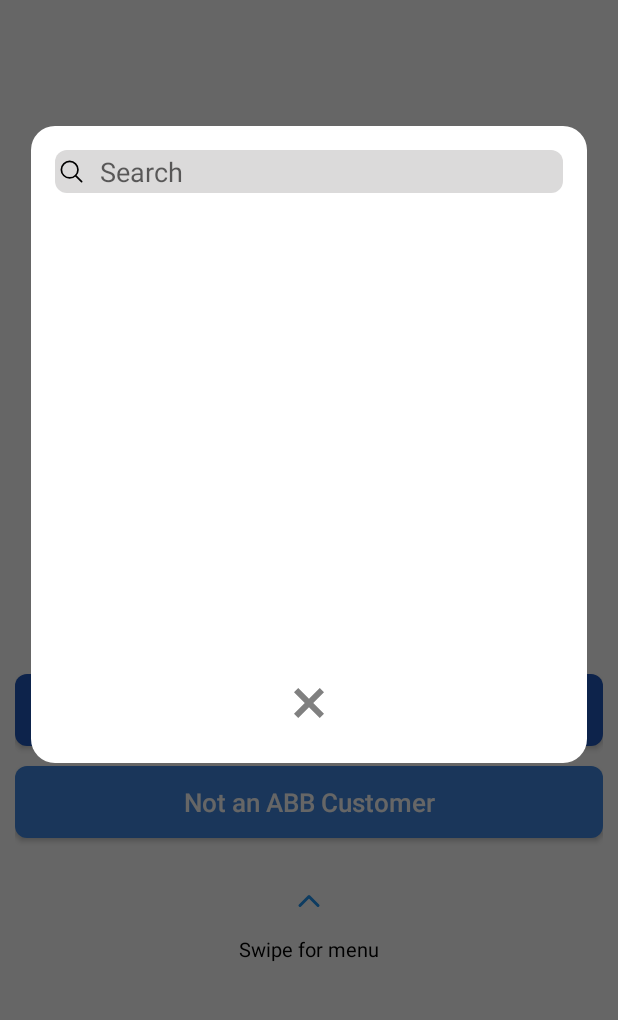
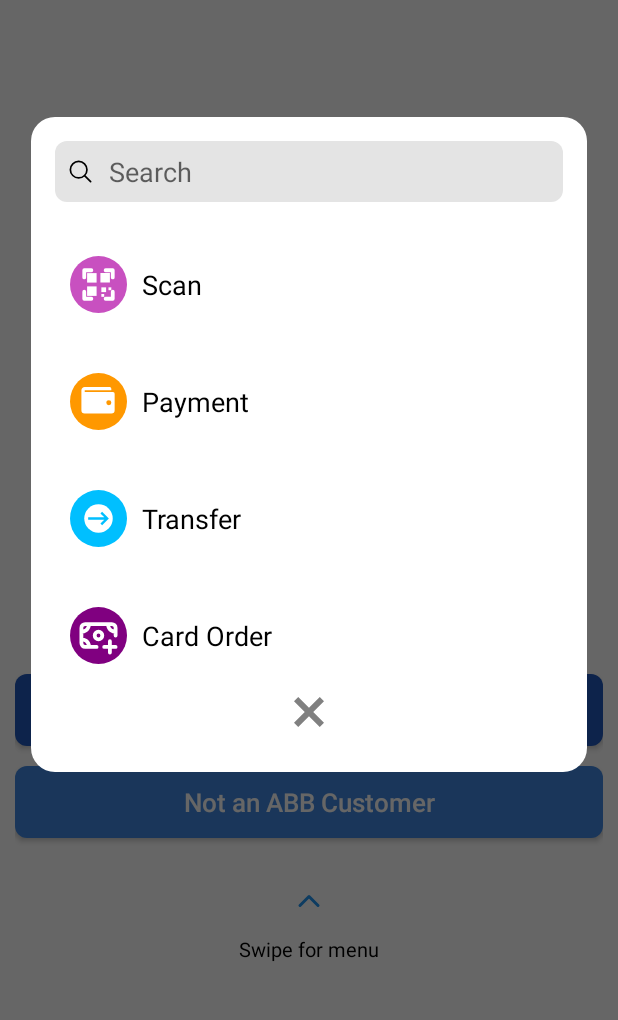
Before and after one commit to nihatmahammadli/Abb_Mobile, an Android app: the fragment FabDialogFragment placed in its activity, on a phone screen of 412 x 824 dp, the part 173-1193 px from its top. Run offline under Robolectric (Android 15) with nearby library versions, the phone set to English and light mode, and no system bars; our stand-ins replace Dagger/Hilt's generated code; Roboto replaces fonts that are not available here.

Commit message:
home bottom sheet fixed

```diff
--- /dev/null
+++ b/app/src/main/java/com/nihatmahammadli/abbmobile/presentation/adapters/FabBtnAdapter.kt
@@ -0,0 +1,33 @@
+package com.nihatmahammadli.abbmobile.presentation.adapters
+
+import android.view.LayoutInflater
+import android.view.ViewGroup
+import android.widget.Adapter
+import androidx.recyclerview.widget.RecyclerView
+import com.nihatmahammadli.abbmobile.databinding.ItemFabRecyclerBinding
+import com.nihatmahammadli.abbmobile.presentation.model.FabBtnRecyclerItems
+
+class FabBtnAdapter(val list: List<FabBtnRecyclerItems>): RecyclerView.Adapter<FabBtnAdapter.ViewHolder>() {
+    override fun onCreateViewHolder(
+        parent: ViewGroup,
+        viewType: Int
+    ): ViewHolder {
+        val binding = ItemFabRecyclerBinding.inflate(LayoutInflater.from(parent.context), parent, false)
+        return ViewHolder(binding)
+    }
+
+    override fun onBindViewHolder(
+        holder: ViewHolder,
+        position: Int
+    ) {
+        val item = list[position]
+        holder.binding.icon.setImageResource(item.icon)
+        holder.binding.title.text = item.title
+    }
+
+    override fun getItemCount(): Int {
+        return list.size
+    }
+
+    inner class ViewHolder(val binding: ItemFabRecyclerBinding): RecyclerView.ViewHolder(binding.root)
+}
--- /dev/null
+++ b/app/src/main/java/com/nihatmahammadli/abbmobile/presentation/components/dummyData/FabBtnDummyData.kt
@@ -0,0 +1,17 @@
+package com.nihatmahammadli.abbmobile.presentation.components.dummyData
+
+import com.nihatmahammadli.abbmobile.R
+import com.nihatmahammadli.abbmobile.presentation.model.FabBtnRecyclerItems
+
+object FabBtnDummyData {
+    val list = listOf(
+        FabBtnRecyclerItems(R.drawable.fab_qr_icon,"Scan"),
+        FabBtnRecyclerItems(R.drawable.fab_wallet_icon,"Payment"),
+        FabBtnRecyclerItems(R.drawable.fab_transfer_icon,"Transfer"),
+        FabBtnRecyclerItems(R.drawable.fab_loan_icon,"Card Order"),
+        FabBtnRecyclerItems(R.drawable.fab_card_order_icon,"Loan Order"),
+        FabBtnRecyclerItems(R.drawable.fab_icon_bank,"Bank"),
+        FabBtnRecyclerItems(R.drawable.fab_icon_graph,"Graph"),
+        FabBtnRecyclerItems(R.drawable.fab_icon_phone,"Phone"),
+    )
+}
--- a/app/src/main/java/com/nihatmahammadli/abbmobile/presentation/components/sheet/FabBtnBottomSheet.kt
+++ b/app/src/main/java/com/nihatmahammadli/abbmobile/presentation/components/sheet/FabBtnBottomSheet.kt
@@ -8,12 +8,19 @@
 import android.view.ViewGroup
 import android.view.Window
 import androidx.fragment.app.DialogFragment
+import androidx.recyclerview.widget.LinearLayoutManager
 import com.nihatmahammadli.abbmobile.R
 import com.nihatmahammadli.abbmobile.databinding.FabBottomSheetBinding
+import com.nihatmahammadli.abbmobile.presentation.adapters.FabBtnAdapter
+import com.nihatmahammadli.abbmobile.presentation.adapters.TransactionAdapter
+import com.nihatmahammadli.abbmobile.presentation.components.dummyData.FabBtnDummyData
 
 class FabDialogFragment : DialogFragment() {
+    private lateinit var binding: FabBottomSheetBinding
 
-    private lateinit var binding: FabBottomSheetBinding
+    private lateinit var adapter: FabBtnAdapter
+
+
 
     override fun onCreateDialog(savedInstanceState: Bundle?): Dialog {
         val dialog = Dialog(requireContext())
@@ -41,6 +48,7 @@
 
     override fun onCreateView(inflater: LayoutInflater, container: ViewGroup?, savedInstanceState: Bundle?): View? {
         binding = FabBottomSheetBinding.inflate(inflater, container, false)
+        setUpRecyclerView()
         return binding.root
     }
 
@@ -52,4 +60,15 @@
         }
     }
 
+    fun setUpRecyclerView() {
+        val list = FabBtnDummyData.list
+        adapter = FabBtnAdapter(list)
+
+        binding.recyclerView.layoutManager =
+            LinearLayoutManager(requireContext(), LinearLayoutManager.VERTICAL, false)
+
+        binding.recyclerView.adapter = adapter
+    }
+
+
 }
--- /dev/null
+++ b/app/src/main/java/com/nihatmahammadli/abbmobile/presentation/model/FabBtnRecyclerItems.kt
@@ -0,0 +1,6 @@
+package com.nihatmahammadli.abbmobile.presentation.model
+
+data class FabBtnRecyclerItems (
+    val icon: Int,
+    val title: String
+)
--- /dev/null
+++ b/app/src/main/res/drawable/fab_card_order_icon.xml
@@ -0,0 +1,23 @@
+<vector xmlns:android="http://schemas.android.com/apk/res/android"
+    android:width="38dp"
+    android:height="38dp"
+    android:viewportWidth="24"
+    android:viewportHeight="24">
+
+    <!-- Tünd mavi dairə fon -->
+    <path
+        android:fillColor="#2058BB"
+        android:pathData="M12,12 m-12,0 a12,12 0 1,0 24,0 a12,12 0 1,0 -24,0"/>
+
+    <!-- Ağ icon (640x512 viewBox → 24x24 mərkəzə salınmış) -->
+    <group
+        android:scaleX="0.025"
+        android:scaleY="0.025"
+        android:translateX="4"
+        android:translateY="5.6">
+
+        <path
+            android:fillColor="#FFFFFF"
+            android:pathData="M320 144c-53.02 0-96 50.14-96 112 0 61.85 42.98 112 96 112 53 0 96-50.13 96-112 0-61.86-42.98-112-96-112zm40 168c0 4.42-3.58 8-8 8h-64c-4.42 0-8-3.58-8-8v-16c0-4.42 3.58-8 8-8h16v-55.44l-.47.31a7.992 7.992 0 0 1-11.09-2.22l-8.88-13.31a7.992 7.992 0 0 1 2.22-11.09l15.33-10.22a23.99 23.99 0 0 1 13.31-4.03H328c4.42 0 8 3.58 8 8v88h16c4.42 0 8 3.58 8 8v16zM608 64H32C14.33 64 0 78.33 0 96v320c0 17.67 14.33 32 32 32h576c17.67 0 32-14.33 32-32V96c0-17.67-14.33-32-32-32zm-16 272c-35.35 0-64 28.65-64 64H112c0-35.35-28.65-64-64-64V176c35.35 0 64-28.65 64-64h416c0 35.35 28.65 64 64 64v160z"/>
+    </group>
+</vector>
--- /dev/null
+++ b/app/src/main/res/drawable/fab_icon_bank.xml
@@ -0,0 +1,14 @@
+<vector xmlns:android="http://schemas.android.com/apk/res/android"
+    android:width="38dp"
+    android:height="38dp"
+    android:viewportWidth="24"
+    android:viewportHeight="24">
+
+    <path
+        android:fillColor="#2058BB"
+        android:pathData="M12,12 m-12,0 a12,12 0 1,0 24,0 a12,12 0 1,0 -24,0"/>
+
+    <path
+        android:fillColor="#FFFFFF"
+        android:pathData="M6,20V8l6-4l6,4v12h-4v-6h-4v6H6z"/>
+</vector>
--- /dev/null
+++ b/app/src/main/res/drawable/fab_icon_graph.xml
@@ -0,0 +1,14 @@
+<vector xmlns:android="http://schemas.android.com/apk/res/android"
+    android:width="38dp"
+    android:height="38dp"
+    android:viewportWidth="24"
+    android:viewportHeight="24">
+
+    <path
+        android:fillColor="#2058BB"
+        android:pathData="M12,12 m-12,0 a12,12 0 1,0 24,0 a12,12 0 1,0 -24,0"/>
+
+    <path
+        android:fillColor="#FFFFFF"
+        android:pathData="M6,16h2v-4H6v4zm5,0h2v-8h-2v8zm5,0h2V8h-2v8z"/>
+</vector>
--- /dev/null
+++ b/app/src/main/res/drawable/fab_icon_phone.xml
@@ -0,0 +1,21 @@
+<vector xmlns:android="http://schemas.android.com/apk/res/android"
+    android:width="38dp"
+    android:height="38dp"
+    android:viewportWidth="24"
+    android:viewportHeight="24">
+
+    <path
+        android:fillColor="#2058BB"
+        android:pathData="M12,12 m-12,0 a12,12 0 1,0 24,0 a12,12 0 1,0 -24,0"/>
+
+    <group
+        android:scaleX="0.8"
+        android:scaleY="0.8"
+        android:translateX="2.4"
+        android:translateY="1.4">
+
+        <path
+            android:fillColor="#FFFFFF"
+            android:pathData="M15.5 14h-1l-1 2c-1.7-0.9-3.1-2.3-4-4l2-1v-1c0-0.6-0.4-1-1-1H7.5C7.2 9 7 9.2 7 9.5C7 14.7 11.3 19 16.5 19c0.3 0 0.5-0.2 0.5-0.5V15c0-0.6-0.4-1-1-1z"/>
+    </group>
+</vector>
--- /dev/null
+++ b/app/src/main/res/drawable/fab_loan_icon.xml
@@ -0,0 +1,43 @@
+<vector xmlns:android="http://schemas.android.com/apk/res/android"
+    android:width="38dp"
+    android:height="38dp"
+    android:viewportWidth="24"
+    android:viewportHeight="24">
+
+    <!-- Mor dairə fon -->
+    <path
+        android:fillColor="#800080"
+        android:pathData="M12,12 m-12,0 a12,12 0 1,0 24,0 a12,12 0 1,0 -24,0"/>
+
+    <!-- Ağ icon (kiçildilmiş) -->
+    <group
+        android:scaleX="0.8"
+        android:scaleY="0.8"
+        android:translateX="2.4"
+        android:translateY="2.4">
+
+        <path
+            android:strokeColor="#FFFFFF"
+            android:strokeWidth="2"
+            android:strokeLineCap="round"
+            android:strokeLineJoin="round"
+            android:fillColor="@android:color/transparent"
+            android:pathData="M3 10L3 8C3 6.89543 3.89543 6 5 6L7 6M3 10C4.33333 10 7 9.2 7 6M3 10L3 14M21 10V8C21 6.89543 20.1046 6 19 6H17M21 10C19.6667 10 17 9.2 17 6M21 10V12M7 6L17 6M3 14L3 16C3 17.1046 3.89543 18 5 18H7M3 14C4.33333 14 7 14.8 7 18M7 18H11"/>
+
+        <path
+            android:strokeColor="#FFFFFF"
+            android:strokeWidth="2"
+            android:strokeLineCap="round"
+            android:strokeLineJoin="round"
+            android:fillColor="@android:color/transparent"
+            android:pathData="M12,10 a2,2 0 1,0 0,4 a2,2 0 1,0 0,-4z"/>
+
+        <path
+            android:strokeColor="#FFFFFF"
+            android:strokeWidth="2"
+            android:strokeLineCap="round"
+            android:strokeLineJoin="round"
+            android:fillColor="@android:color/transparent"
+            android:pathData="M18 15V18M18 21V18M18 18H15M18 18H21"/>
+    </group>
+</vector>
--- /dev/null
+++ b/app/src/main/res/drawable/fab_qr_icon.xml
@@ -0,0 +1,31 @@
+<vector xmlns:android="http://schemas.android.com/apk/res/android"
+    android:width="38dp"
+    android:height="38dp"
+    android:viewportWidth="24"
+    android:viewportHeight="24">
+
+    <!-- Sadə dairə fonu -->
+    <path
+        android:fillColor="#C850C0"
+        android:pathData="M12,12 m-12,0 a12,12 0 1,0 24,0 a12,12 0 1,0 -24,0"/>
+
+    <!-- Scan küncləri -->
+    <path
+        android:strokeColor="#FFFFFFFF"
+        android:strokeWidth="1.6"
+        android:strokeLineCap="round"
+        android:strokeLineJoin="round"
+        android:fillColor="@android:color/transparent"
+        android:pathData="M6,9 L6,6 L9,6
+                          M15,6 L18,6 L18,9
+                          M9,18 L6,18 L6,15
+                          M18,15 L18,18 L15,18"/>
+
+    <!-- QR blokları -->
+    <path android:fillColor="#FFFFFFFF" android:pathData="M7.2,7.2 h4 v4 h-4 z"/>
+    <path android:fillColor="#FFFFFFFF" android:pathData="M12.8,7.2 h4 v4 h-4 z"/>
+    <path android:fillColor="#FFFFFFFF" android:pathData="M7.2,12.8 h4 v4 h-4 z"/>
+    <path android:fillColor="#FFFFFFFF" android:pathData="M13.2,13.2 h2 v2 h-2 z"/>
+    <path android:fillColor="#FFFFFFFF" android:pathData="M16.2,13.2 h1.2 v1.2 h-1.2 z"/>
+    <path android:fillColor="#FFFFFFFF" android:pathData="M13.2,16 h1.2 v1.2 h-1.2 z"/>
+</vector>
--- /dev/null
+++ b/app/src/main/res/drawable/fab_transfer_icon.xml
@@ -0,0 +1,28 @@
+<vector xmlns:android="http://schemas.android.com/apk/res/android"
+    android:width="38dp"
+    android:height="38dp"
+    android:viewportWidth="24"
+    android:viewportHeight="24">
+
+    <path
+        android:fillColor="#00BFFF"
+        android:pathData="M12,12 m-12,0 a12,12 0 1,0 24,0 a12,12 0 1,0 -24,0"/>
+
+    <path
+        android:fillColor="#FFFFFF"
+        android:pathData="M12,12 m-6,0 a6,6 0 1,0 12,0 a6,6 0 1,0 -12,0"/>
+
+    <group
+        android:translateX="6"
+        android:translateY="6"
+        android:scaleX="0.5"
+        android:scaleY="0.5">
+
+        <path
+            android:fillColor="#00BFFF"
+            android:pathData="M15.0378,6.34317 L13.6269,7.76069 L16.8972,11.0157
+                              L3.29211,11.0293 L3.29413,13.0293 L16.8619,13.0157
+                              L13.6467,16.2459 L15.0643,17.6568 L20.7079,11.9868
+                              L15.0378,6.34317 Z"/>
+    </group>
+</vector>
--- /dev/null
+++ b/app/src/main/res/drawable/fab_wallet_icon.xml
@@ -0,0 +1,24 @@
+<vector xmlns:android="http://schemas.android.com/apk/res/android"
+    android:width="38dp"
+    android:height="38dp"
+    android:viewportWidth="24"
+    android:viewportHeight="24">
+
+    <!-- Narıncı dairə fon -->
+    <path
+        android:fillColor="#FF9800"
+        android:pathData="M12,12 m-12,0 a12,12 0 1,0 24,0 a12,12 0 1,0 -24,0"/>
+
+    <!-- Wallet ikon (tam ortada, bir az sağa çəkilmiş) -->
+    <group
+        android:scaleX="0.7"
+        android:scaleY="0.7"
+        android:translateX="4.8"
+        android:translateY="4.5">
+
+        <path
+            android:fillColor="#FFFFFF"
+            android:pathData="M0,4c0,-1.1 0.9,-2 2,-2h15a1,1 0,0 1,1,1v1H2v1h17a1,1 0,0 1,1,1v10a2,2 0,0 1,-2,2H2a2,2 0,0 1,-2,-2V4z
+                              M16.5,13a1.5,1.5 0,1 0,0,-3a1.5,1.5 0,0 0,0,3z"/>
+    </group>
+</vector>
--- a/app/src/main/res/drawable/payment_serach_background.xml
+++ b/app/src/main/res/drawable/payment_serach_background.xml
@@ -2,7 +2,7 @@
 <selector xmlns:android="http://schemas.android.com/apk/res/android">
     <item>
         <shape>
-            <solid android:color="#DBDADA"/>
+            <solid android:color="#E4E4E4"/>
             <corners android:radius="8dp"/>
         </shape>
     </item>
--- a/app/src/main/res/layout/fab_bottom_sheet.xml
+++ b/app/src/main/res/layout/fab_bottom_sheet.xml
@@ -15,7 +15,7 @@
         android:layout_height="wrap_content"
         android:background="@drawable/payment_serach_background"
         android:hint="@string/search"
-        android:padding="2dp"
+        android:padding="8dp"
         app:layout_constraintEnd_toEndOf="parent"
         app:layout_constraintStart_toStartOf="parent"
         app:layout_constraintTop_toTopOf="parent" />
@@ -35,7 +35,7 @@
         android:layout_width="wrap_content"
         android:layout_height="wrap_content"
         android:layout_marginTop="16dp"
-        android:background="?attr/selectableItemBackgroundBorderless"
+        android:background="@color/trans"
         android:src="@drawable/cancel_icon"
         app:layout_constraintBottom_toBottomOf="parent"
         app:layout_constraintEnd_toEndOf="parent"
--- /dev/null
+++ b/app/src/main/res/layout/item_fab_recycler.xml
@@ -0,0 +1,33 @@
+<?xml version="1.0" encoding="utf-8"?>
+<androidx.constraintlayout.widget.ConstraintLayout xmlns:android="http://schemas.android.com/apk/res/android"
+    xmlns:app="http://schemas.android.com/apk/res-auto"
+    xmlns:tools="http://schemas.android.com/tools"
+    android:layout_width="match_parent"
+    android:layout_height="wrap_content"
+    android:paddingVertical="20dp"
+    android:paddingHorizontal="10dp">
+
+    <ImageButton
+        android:id="@+id/icon"
+        android:layout_width="wrap_content"
+        android:layout_height="wrap_content"
+        android:background="@color/trans"
+        android:src="@drawable/fab_qr_icon"
+        app:layout_constraintBottom_toBottomOf="parent"
+        app:layout_constraintStart_toStartOf="parent"
+        app:layout_constraintTop_toTopOf="parent" />
+
+    <TextView
+        android:id="@+id/title"
+        android:layout_width="0dp"
+        android:layout_height="wrap_content"
+        android:text="Scan"
+        android:textColor="@color/black"
+        android:textSize="18sp"
+        android:layout_marginStart="10dp"
+        app:layout_constraintBottom_toBottomOf="parent"
+        app:layout_constraintEnd_toEndOf="parent"
+        app:layout_constraintStart_toEndOf="@+id/icon"
+        app:layout_constraintTop_toTopOf="parent" />
+
+</androidx.constraintlayout.widget.ConstraintLayout>
```
